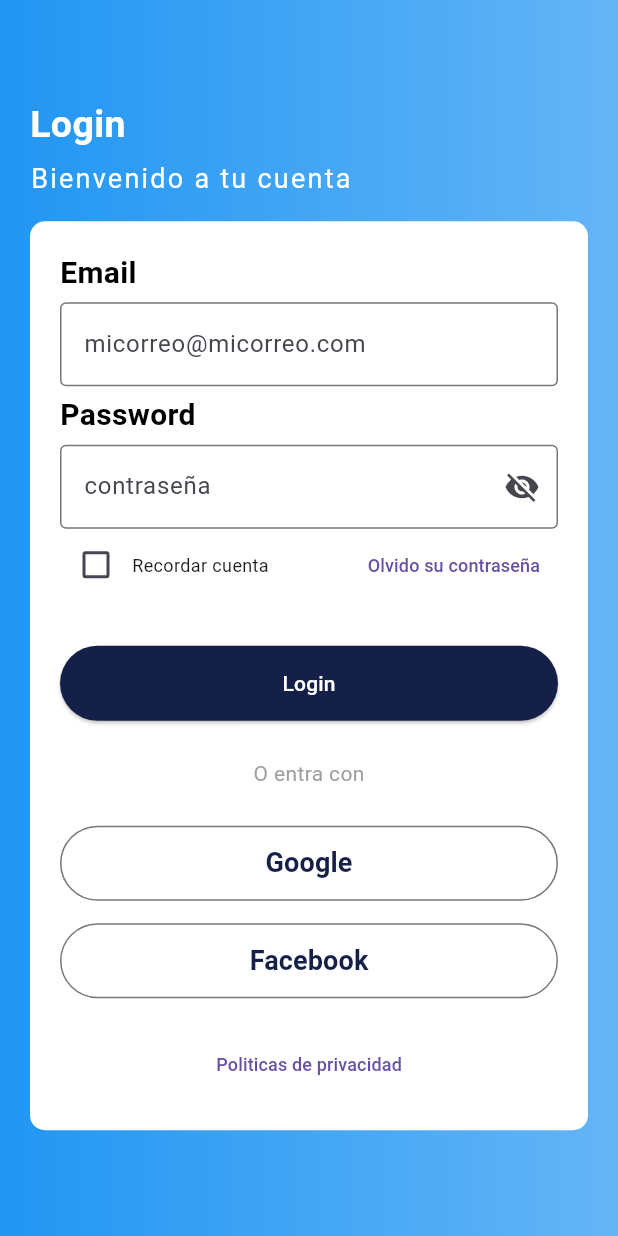
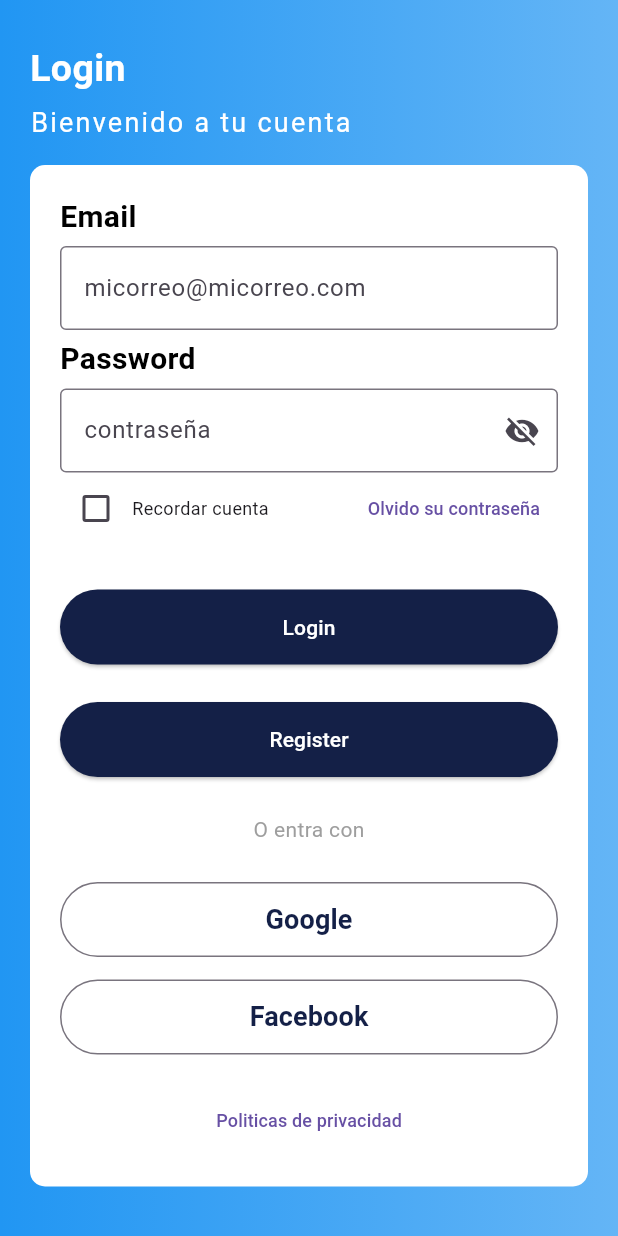
Before and after one commit to GabSalinas110403/countertes, a Flutter app: the screen it shows after launch, after a tap on "Login", on a phone screen of 412 x 824 dp. Run offline on Flutter 3.47's test engine with Material 3 defaults, Android fonts, the phone set to English and light mode, and no system bars; our stand-ins replace firebase_auth, firebase_core, google_sign_in; accounts and stored records are empty; network calls fail.

Commit message:
se agrego el inicio con correo c:

```diff
--- a/lib/main.dart
+++ b/lib/main.dart
@@ -1,12 +1,30 @@
 // import 'package:countertes/pages/home_page.dart';
 import 'package:countertes/pages/login_page.dart';
+import 'package:firebase_core/firebase_core.dart';
 import 'package:flutter/material.dart';
 
-void main() => runApp(const MyApp());
+void main() async {
+  WidgetsFlutterBinding.ensureInitialized();
+  await Firebase.initializeApp(
+    options: const FirebaseOptions(
+    apiKey: 'AIzaSyB7hUD8rK67K1zMqFa6qTzH-W894iaSGdg',
+    appId: '1:963529889996:web:e285b7c070e2aa6b82ca69',
+    messagingSenderId: '963529889996',
+    projectId: 'autenticacion-49b79',
+    authDomain: 'autenticacion-49b79.firebaseapp.com',
+    storageBucket: 'autenticacion-49b79.appspot.com',
+  ));
+  runApp(const MyApp());
+}
 
-class MyApp extends StatelessWidget {
+class MyApp extends StatefulWidget {
   const MyApp({super.key});
 
+  @override
+  State<MyApp> createState() => _MyAppState();
+}
+
+class _MyAppState extends State<MyApp> {
   @override
   Widget build(BuildContext context) {
     return const MaterialApp(
--- a/lib/pages/login_page.dart
+++ b/lib/pages/login_page.dart
@@ -1,5 +1,71 @@
+import 'package:countertes/pages/home_page.dart';
 import 'package:countertes/pages/recordar_password_page.dart';
 import 'package:flutter/material.dart';
+
+import 'package:firebase_auth/firebase_auth.dart';
+
+import 'package:google_sign_in/google_sign_in.dart';
+
+//final FirebaseAuth _auth = FirebaseAuth.instance;
+
+final TextEditingController _emailController = TextEditingController();
+final TextEditingController _passwordController = TextEditingController();
+
+Future<void> registerWithEmailAndPassword(String email, String password) async {
+  try {
+    final credential =
+        await FirebaseAuth.instance.createUserWithEmailAndPassword(
+      email: email,
+      password: password,
+    );
+  } on FirebaseAuthException catch (e) {
+    if (e.code == 'weak-password') {
+      //print('The password provided is too weak.');
+    } else if (e.code == 'email-already-in-use') {
+      //print('The account already exists for that email.');
+    }
+  } catch (e) {
+    //print(e);
+  }
+}
+
+Future<void> signInWithEmailAndPassword(
+    String email, String password, BuildContext context) async {
+  try {
+    final credential = await FirebaseAuth.instance
+        .signInWithEmailAndPassword(email: email, password: password);
+    // Usuario inició sesión exitosamente, navegar a la página principal
+    // ignore: use_build_context_synchronously
+    Navigator.pushReplacement(
+      context,
+      MaterialPageRoute(builder: (context) => const HomePage()),
+    );
+  } on FirebaseAuthException catch (e) {
+    if (e.code == 'user-not-found') {
+      print('No user found for that email.');
+    } else if (e.code == 'wrong-password') {
+      print('Wrong password provided for that user.');
+    }
+  }
+}
+
+Future<UserCredential> signInWithGoogle() async {
+  // Trigger the authentication flow
+  final GoogleSignInAccount? googleUser = await GoogleSignIn().signIn();
+
+  // Obtain the auth details from the request
+  final GoogleSignInAuthentication? googleAuth =
+      await googleUser?.authentication;
+
+  // Create a new credential
+  final credential = GoogleAuthProvider.credential(
+    accessToken: googleAuth?.accessToken,
+    idToken: googleAuth?.idToken,
+  );
+
+  // Once signed in, return the UserCredential
+  return await FirebaseAuth.instance.signInWithCredential(credential);
+}
 
 class LoginPage extends StatefulWidget {
   const LoginPage({super.key});
@@ -107,6 +173,7 @@ class _DatosState extends State<Datos> {
           ),
           const SizedBox(height: 5),
           TextFormField(
+            controller: _emailController,
             keyboardType: TextInputType.emailAddress,
             decoration: const InputDecoration(
                 border: OutlineInputBorder(),
@@ -123,6 +190,7 @@ class _DatosState extends State<Datos> {
           ),
           const SizedBox(height: 5),
           TextFormField(
+            controller: _passwordController,
             obscureText: showPass,
             decoration: InputDecoration(
                 border: const OutlineInputBorder(),
@@ -173,10 +241,11 @@ class _RememberState extends State<Remember> {
         ),
         const Spacer(),
         TextButton(
-          onPressed:
-              () {
-                Navigator.push(context,
-                  MaterialPageRoute(builder: (context) => RecordarPassword()));
+          onPressed: () {
+            Navigator.push(
+                context,
+                MaterialPageRoute(
+                    builder: (context) => const RecordarPassword()));
           }, // ------------------------------------------------------------------------------------------------
           child: const Text(
             "Olvido su contraseña",
@@ -199,7 +268,10 @@ class Botones extends StatelessWidget {
           width: double.infinity,
           height: 50,
           child: ElevatedButton(
-            onPressed: () => {},
+            onPressed: () {
+              signInWithEmailAndPassword(
+                  _emailController.text, _passwordController.text, context);
+            },
             style: ButtonStyle(
                 backgroundColor:
                     MaterialStateProperty.all<Color>(const Color(0xff142047))),
@@ -211,7 +283,29 @@ class Botones extends StatelessWidget {
         ),
         const SizedBox(
           height: 25,
-          width: double.infinity,),
+          width: double.infinity,
+        ),
+        SizedBox(
+          width: double.infinity,
+          height: 50,
+          child: ElevatedButton(
+            onPressed: () async {
+              registerWithEmailAndPassword(
+                  _emailController.text, _passwordController.text);
+            },
+            style: ButtonStyle(
+                backgroundColor:
+                    MaterialStateProperty.all<Color>(const Color(0xff142047))),
+            child: const Text(
+              "Register",
+              style: TextStyle(color: Colors.white),
+            ),
+          ),
+        ),
+        const SizedBox(
+          height: 25,
+          width: double.infinity,
+        ),
         const Text(
           'O entra con',
           style: TextStyle(
@@ -219,14 +313,16 @@ class Botones extends StatelessWidget {
           ),
         ),
         const SizedBox(
-          height: 25 ,
+          height: 25,
           width: double.infinity,
         ),
         SizedBox(
           width: double.infinity,
           height: 50,
           child: OutlinedButton(
-            onPressed: () => {},
+              onPressed: () {
+                signInWithGoogle();
+              },
               child: const Text(
                 'Google',
                 style: TextStyle(
@@ -234,12 +330,9 @@ class Botones extends StatelessWidget {
                   fontWeight: FontWeight.bold,
                   fontSize: 18,
                 ),
-            )
+              )),
         ),
-        ),
-        const SizedBox(
-          height: 15)
-        ,
+        const SizedBox(height: 15),
         SizedBox(
           width: double.infinity,
           height: 50,
@@ -252,13 +345,10 @@ class Botones extends StatelessWidget {
                   fontWeight: FontWeight.bold,
                   fontSize: 18,
                 ),
-            )
-          ),
+              )),
         ),
         //const Container().
-       const SizedBox(
-          height: 20)
-        ,
+        const SizedBox(height: 20),
         TextButton(
           onPressed:
               () {}, // ------------------------------------------------------------------------------------------------
--- a/pubspec.yaml
+++ b/pubspec.yaml
@@ -30,11 +30,15 @@ environment:
 dependencies:
   flutter:
     sdk: flutter
-
+  cloud_firestore: ^4.8.2
+  firebase_core : ^2.25.5
+  firebase_auth : ^4.17.6
+  firebase_storage : ^11.2.4
 
   # The following adds the Cupertino Icons font to your application.
   # Use with the CupertinoIcons class for iOS style icons.
   cupertino_icons: ^1.0.2
+  google_sign_in: ^6.2.1
 
 dev_dependencies:
   flutter_test:
```
Also changed, not shown: lib/pages/home_page.dart (+12 -15 lines), lib/widgets/form_container_widget.dart (added, +73 -0 lines), lib/firebase_options.dart (added), lib/pages/recordar_password_page.dart (line endings or trailing spaces), pubspec.lock, 11 other files. Lines whose indentation alone changed are shown as unchanged.
